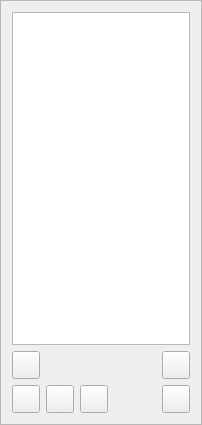
Above: oom/widgets/routemapbase.ui from ccherrett/oom before the change. Below: the same form after it.
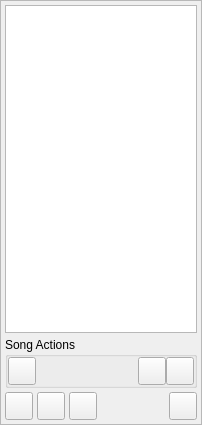
That is the form after the change.

Commit message: Added button to break link between song and route map

Patch:
```diff
--- a/oom/widgets/routemapbase.ui
+++ b/oom/widgets/routemapbase.ui
@@ -20,6 +20,12 @@
    <enum>QFrame::Raised</enum>
   </property>
   <layout class="QVBoxLayout" name="verticalLayout">
+   <property name="spacing">
+    <number>4</number>
+   </property>
+   <property name="margin">
+    <number>4</number>
+   </property>
    <item>
     <widget class="QTableView" name="routeList">
      <property name="editTriggers">
@@ -67,6 +73,18 @@
     </widget>
    </item>
    <item>
+    <widget class="QGroupBox" name="groupBox">
+     <property name="title">
+      <string>Song Actions</string>
+     </property>
+     <layout class="QVBoxLayout" name="verticalLayout_2">
+      <property name="spacing">
+       <number>0</number>
+      </property>
+      <property name="margin">
+       <number>0</number>
+      </property>
+      <item>
     <layout class="QHBoxLayout" name="horizontalLayout_2">
      <property name="topMargin">
       <number>0</number>
@@ -106,6 +124,28 @@
        </property>
       </spacer>
      </item>
+        <item>
+         <widget class="QPushButton" name="btnClear">
+          <property name="minimumSize">
+           <size>
+            <width>28</width>
+            <height>28</height>
+           </size>
+          </property>
+          <property name="maximumSize">
+           <size>
+            <width>28</width>
+            <height>28</height>
+           </size>
+          </property>
+          <property name="toolTip">
+           <string>Remove default Route Map association from current song.</string>
+          </property>
+          <property name="text">
+           <string/>
+          </property>
+         </widget>
+        </item>
      <item>
       <widget class="QPushButton" name="btnLink">
        <property name="minimumSize">
@@ -132,6 +172,9 @@
       </widget>
      </item>
     </layout>
+      </item>
+     </layout>
+    </widget>
    </item>
    <item>
     <layout class="QHBoxLayout" name="horizontalLayout">
```
Lines whose indentation alone changed are shown as unchanged. The commit also changes 2 other files.
